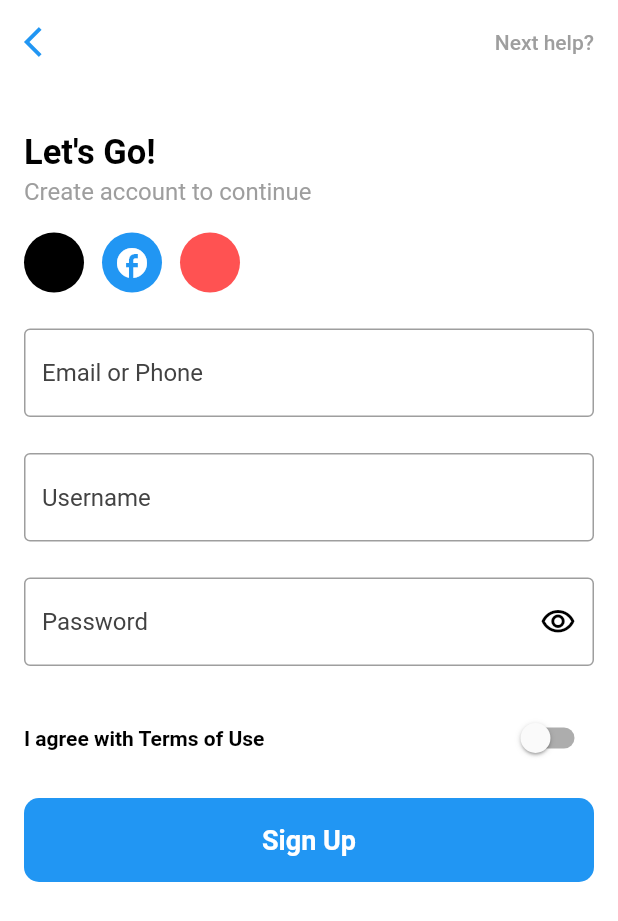
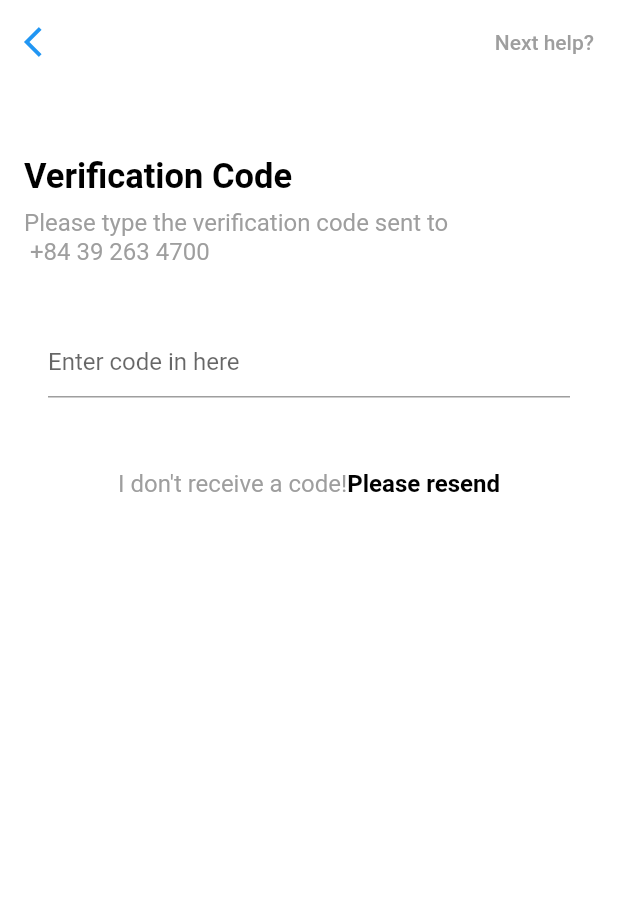
Before and after one commit to phucnguyen1618/fashion_app_ui, a Flutter app: the screen it shows after launch, after a tap on "Sign Up", on a phone screen of 412 x 824 dp. Shown: the top 921 px of the screen. Run offline on Flutter 3.47's test engine with Material 2 defaults, Android fonts, the phone set to English and light mode, and no system bars; our stand-ins replace get.

```diff
--- a/lib/app.dart
+++ b/lib/app.dart
@@ -1,8 +1,6 @@
-import 'package:fashion_app_ui/module/signup/view/sign_up_page.dart';
+import 'package:fashion_app_ui/routes/app_pages.dart';
 import 'package:flutter/material.dart';
 import 'package:get/get.dart';
-
-import 'home_page.dart';
 
 class MyApp extends StatelessWidget {
   const MyApp({Key? key}) : super(key: key);
@@ -15,7 +13,8 @@ class MyApp extends StatelessWidget {
       theme: ThemeData(
         primarySwatch: Colors.blue,
       ),
-      home: const SignUpPage(),
+      initialRoute: Routes.SIGNUP,
+      getPages: routePages,
     );
   }
 }
--- /dev/null
+++ b/lib/modules/signup/controller/signup_controller.dart
@@ -0,0 +1,10 @@
+import 'package:fashion_app_ui/routes/app_pages.dart';
+import 'package:get/get.dart';
+
+class SignUpController extends GetxController {
+
+
+  void onSignUp() {
+    Get.toNamed(Routes.VERIFY);
+  }
+}
--- a/lib/module/signup/view/sign_up_children.dart
+++ b/lib/modules/signup/view/sign_up_children.dart
@@ -2,6 +2,7 @@ part of 'sign_up_page.dart';
 
 extension SignUpChildren on SignUpPage {
   Widget signUpForm() {
+    final controller = Get.put(SignUpController());
     return Padding(
       padding: const EdgeInsets.only(left: 16.0, top: 32.0, right: 16.0),
       child: Column(
@@ -35,7 +36,7 @@ extension SignUpChildren on SignUpPage {
               color: Colors.blue,
             ),
             child: MaterialButton(
-              onPressed: () {},
+              onPressed: () => controller.onSignUp(),
               child: const Text(
                 'Sign Up',
                 style: TextStyle(
--- a/lib/module/signup/view/sign_up_page.dart
+++ b/lib/modules/signup/view/sign_up_page.dart
@@ -1,4 +1,6 @@
+import 'package:fashion_app_ui/modules/signup/controller/signup_controller.dart';
 import 'package:flutter/material.dart';
+import 'package:get/get.dart';
 
 part 'sign_up_children.dart';
 
--- /dev/null
+++ b/lib/modules/verify/controller/verify_controller.dart
@@ -0,0 +1,21 @@
+import 'dart:developer';
+
+import 'package:fashion_app_ui/routes/app_pages.dart';
+import 'package:flutter/material.dart';
+import 'package:get/get.dart';
+
+class VerifyController extends GetxController {
+  GlobalKey<FormState> verifyCodeKey = GlobalKey();
+
+  onVerifyCode(String code) {
+    verifyCodeKey.currentState!.validate()
+        ? code.compareTo('1618') == 0
+            ? Get.toNamed(Routes.HOME)
+            : log('Code Error')
+        : log('Text Input not validate');
+  }
+
+  onNext() {
+    Get.toNamed(Routes.HOME);
+  }
+}
--- /dev/null
+++ b/lib/modules/verify/view/verify_children.dart
@@ -0,0 +1,89 @@
+part of 'verify_page.dart';
+
+extension VerifyChildren on VerifyPage {
+  PreferredSizeWidget headerVerifyPage() {
+    final controller = Get.put(VerifyController());
+    return AppBar(
+      elevation: 0.0,
+      backgroundColor: Colors.white,
+      leading: IconButton(
+        color: Colors.blue,
+        onPressed: () {},
+        icon: const Icon(
+          Icons.arrow_back_ios,
+        ),
+      ),
+      actions: [
+        TextButton(
+          onPressed: () => controller.onNext(),
+          child: const Padding(
+            padding: EdgeInsets.only(right: 8.0),
+            child: Text(
+              'Next help?',
+              style: TextStyle(color: Colors.grey, fontSize: 14.0),
+            ),
+          ),
+        ),
+      ],
+    );
+  }
+
+  Widget bodyVerifyPage() {
+    final controller = Get.put(VerifyController());
+    return Padding(
+      padding: const EdgeInsets.only(left: 16.0, top: 48.0, right: 16.0),
+      child: Column(
+        crossAxisAlignment: CrossAxisAlignment.start,
+        children: [
+          const Text(
+            'Verification Code',
+            style: TextStyle(
+                color: Colors.black,
+                fontSize: 23.0,
+                fontWeight: FontWeight.bold),
+          ),
+          const SizedBox(
+            height: 8.0,
+          ),
+          const Text(
+            'Please type the verification code sent to \n +84 39 263 4700',
+            style: TextStyle(color: Colors.grey, fontSize: 16.0),
+          ),
+          const SizedBox(
+            height: 24.0,
+          ),
+          Padding(
+            padding: const EdgeInsets.all(16.0),
+            child: TextField(
+              key: controller.verifyCodeKey,
+              keyboardType:
+                  const TextInputType.numberWithOptions(decimal: true),
+              onChanged: (text) {
+                controller.onVerifyCode(text);
+              },
+              decoration: const InputDecoration(hintText: 'Enter code in here'),
+            ),
+          ),
+          Container(
+            margin: const EdgeInsets.only(top: 32.0),
+            alignment: Alignment.center,
+            child: RichText(
+                text: const TextSpan(
+                    text: "I don't receive a code!",
+                    style: TextStyle(color: Colors.grey, fontSize: 16.0),
+                    children: [
+                  TextSpan(
+                    text: 'Please resend',
+                    style: TextStyle(
+                      color: Colors.black,
+                      fontSize: 16.0,
+                      fontWeight: FontWeight.bold,
+                    ),
+                  ),
+                ])),
+          ),
+        ],
+      ),
+    );
+  }
+}
--- /dev/null
+++ b/lib/modules/verify/view/verify_page.dart
@@ -0,0 +1,18 @@
+import 'package:fashion_app_ui/modules/verify/controller/verify_controller.dart';
+import 'package:flutter/material.dart';
+import 'package:get/get.dart';
+
+part 'verify_children.dart';
+
+class VerifyPage extends StatelessWidget {
+  const VerifyPage({Key? key}) : super(key: key);
+
+  @override
+  Widget build(BuildContext context) {
+    return Scaffold(
+      backgroundColor: Colors.white,
+      appBar: headerVerifyPage(),
+      body: bodyVerifyPage(),
+    );
+  }
+}
--- /dev/null
+++ b/lib/routes/app_pages.dart
@@ -0,0 +1,14 @@
+import 'package:fashion_app_ui/modules/home/view/home_page.dart';
+import 'package:fashion_app_ui/modules/signup/view/sign_up_page.dart';
+import 'package:fashion_app_ui/modules/splash/view/splash_page.dart';
+import 'package:fashion_app_ui/modules/verify/view/verify_page.dart';
+import 'package:get/get.dart';
+
+part 'app_routes.dart';
+
+final routePages = [
+  GetPage(name: Routes.SLPASH, page: () => const SplashPage()),
+  GetPage(name: Routes.SIGNUP, page: () => const SignUpPage()),
+  GetPage(name: Routes.VERIFY, page: () => const VerifyPage()),
+  GetPage(name: Routes.HOME, page: () => const HomePage()),
+];
--- /dev/null
+++ b/lib/routes/app_routes.dart
@@ -0,0 +1,9 @@
+part of 'app_pages.dart';
+
+abstract class Routes {
+  static const SLPASH = '/splash';
+  static const SIGNUP = '/signup';
+  static const VERIFY = '/verify';
+  static const HOME = '/home';
+
+}
```
Also changed, not shown: lib/modules/home/view/home_children.dart (added, +45 -0 lines), lib/modules/home/view/home_page.dart (renamed from lib/home_page.dart, +17 -9 lines), lib/modules/splash/controller/splash_controller.dart (renamed from lib/module/splash/controller/splash_controller.dart), lib/modules/splash/view/splash_page.dart (renamed from lib/module/splash/view/splash_page.dart).
